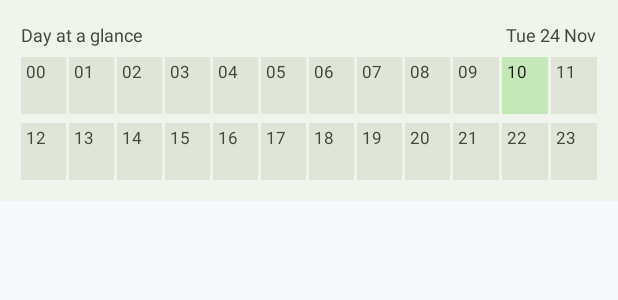
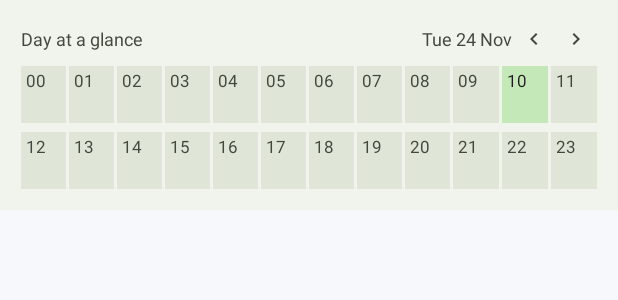
Before and after one commit to josephting1105123/Schedule, an Android app built with Jetpack Compose: the layout day_glance_widget_preview.xml on its own in the app's theme, with its tools: preview values and no code run, on a phone screen of 412 x 824 dp. Shown: the top 300 px of the screen. Run offline under Robolectric (Android 15) with nearby library versions, the phone set to English and light mode, and no system bars.

Commit message:
Widget previews: a seven-day week on the Month preview, ‹ › on the Today ones
The Month preview's second week had twelve day cells (2-8, then 5-9
again, with two todays), squeezing the row. It now has seven. The Agenda
and Day at a glance previews show the ‹ › buttons those widgets gained in
1.4.18, and Day at a glance's preview header is 24dp like the widget's.

```diff
--- a/app/src/main/res/layout/day_glance_widget_preview.xml
+++ b/app/src/main/res/layout/day_glance_widget_preview.xml
@@ -20,7 +20,7 @@
     <!-- Label row -->
     <LinearLayout
         android:layout_width="match_parent"
-        android:layout_height="18dp"
+        android:layout_height="24dp"
         android:orientation="horizontal"
         android:gravity="center_vertical">
 
@@ -42,6 +42,32 @@
             android:maxLines="1"
             android:textColor="#43483F"
             android:text="Tue 24 Nov" />
+
+        <FrameLayout
+            android:layout_width="28dp"
+            android:layout_height="24dp">
+
+            <ImageView
+                android:layout_width="16dp"
+                android:layout_height="16dp"
+                android:layout_gravity="center"
+                android:importantForAccessibility="no"
+                android:tint="#43483F"
+                android:src="@drawable/ic_widget_chevron_left" />
+        </FrameLayout>
+
+        <FrameLayout
+            android:layout_width="28dp"
+            android:layout_height="24dp">
+
+            <ImageView
+                android:layout_width="16dp"
+                android:layout_height="16dp"
+                android:layout_gravity="center"
+                android:importantForAccessibility="no"
+                android:tint="#43483F"
+                android:src="@drawable/ic_widget_chevron_right" />
+        </FrameLayout>
     </LinearLayout>
 
     <!-- Morning half: 00..11 -->
```
Also changed, not shown: app/src/main/res/layout/month_widget_preview.xml (+0 -9 lines), app/src/main/res/layout/today_widget_preview.xml (+27 -1 lines), 1 other file.
